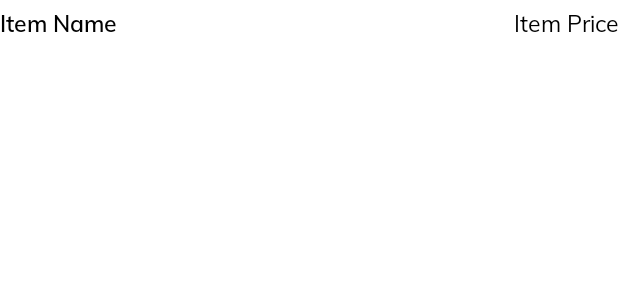
After one commit to Bhupendr/E_Commerce, an Android app: the layout particularitem_details.xml on its own in the app's theme, with its tools: preview values and no code run, on a phone screen of 412 x 824 dp. The commit adds this screen. Shown: the top 300 px of the screen. Run offline under Robolectric (Android 15) with nearby library versions, the phone set to English and light mode, and no system bars.

Commit message:
03/11/2021 Pankaj Sharma Morning

```diff
--- /dev/null
+++ b/app/src/main/res/layout/particularitem_details.xml
@@ -0,0 +1,35 @@
+<?xml version="1.0" encoding="utf-8"?>
+<androidx.constraintlayout.widget.ConstraintLayout xmlns:android="http://schemas.android.com/apk/res/android"
+    android:layout_width="match_parent"
+    android:layout_height="wrap_content"
+    xmlns:app="http://schemas.android.com/apk/res-auto">
+
+    <LinearLayout
+        android:layout_width="match_parent"
+        android:layout_height="@dimen/size_30"
+        android:gravity="center_vertical"
+        app:layout_constraintTop_toTopOf="parent">
+
+        <TextView
+            android:layout_width="match_parent"
+            android:layout_height="wrap_content"
+            android:layout_weight="1"
+            android:text="@string/Item_Name"
+            android:textSize="@dimen/text_size_15"
+            android:textColor="@color/black"
+            android:fontFamily="@font/muli_semibold"
+            android:id="@+id/item_name"/>
+        <TextView
+            android:layout_width="match_parent"
+            android:layout_height="wrap_content"
+            android:layout_weight="1"
+            android:text="@string/itemprice"
+            android:textSize="@dimen/text_size_15"
+            android:textColor="@color/black"
+            android:gravity="end"
+            android:fontFamily="@font/muli_regular"
+            android:id="@+id/price"/>
+
+    </LinearLayout>
+
+</androidx.constraintlayout.widget.ConstraintLayout>
```
Also changed, not shown: app/src/main/java/com/Frndzcart/urbanchoice/adapter/ParticularOrderAdapter.kt (added, +44 -0 lines), app/src/main/java/com/Frndzcart/urbanchoice/model/ItemDetail.kt (added, +8 -0 lines), app/src/main/java/com/Frndzcart/urbanchoice/model/ParticularOrderResponse.kt (added, +13 -0 lines), app/src/main/res/layout/orderitem_details.xml (+13 -1 lines).
